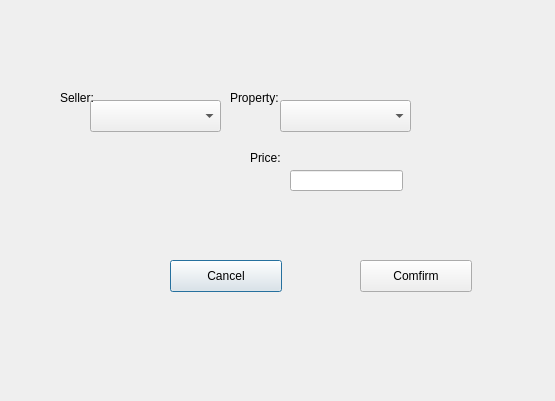
Old version of the form tradewindow.ui in the repository WisdomStoneWorshiper/comp2012h_project.
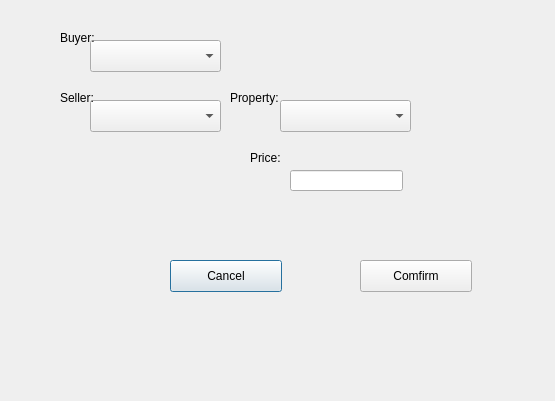
New version of the form.

Diff of the .ui file:
```diff
--- a/tradewindow.ui
+++ b/tradewindow.ui
@@ -121,6 +121,29 @@
     <string/>
    </property>
   </widget>
+  <widget class="QComboBox" name="buyerBox">
+   <property name="geometry">
+    <rect>
+     <x>90</x>
+     <y>40</y>
+     <width>131</width>
+     <height>32</height>
+    </rect>
+   </property>
+  </widget>
+  <widget class="QLabel" name="label_4">
+   <property name="geometry">
+    <rect>
+     <x>60</x>
+     <y>30</y>
+     <width>58</width>
+     <height>16</height>
+    </rect>
+   </property>
+   <property name="text">
+    <string>Buyer:</string>
+   </property>
+  </widget>
  </widget>
  <resources/>
  <connections/>
```
